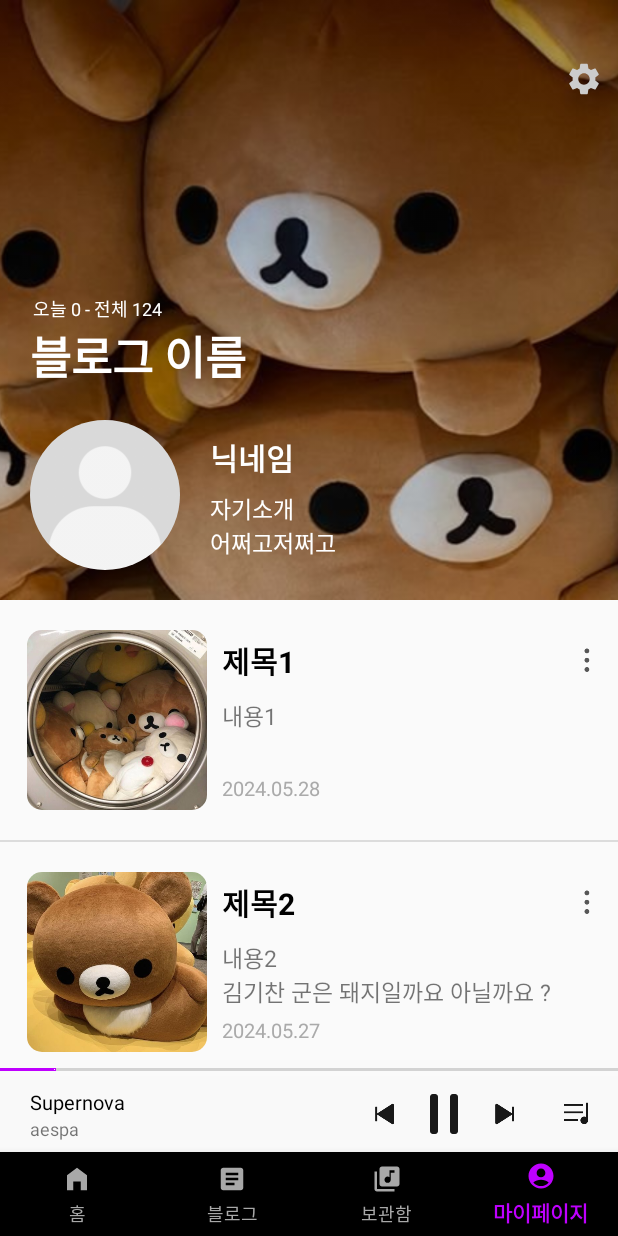
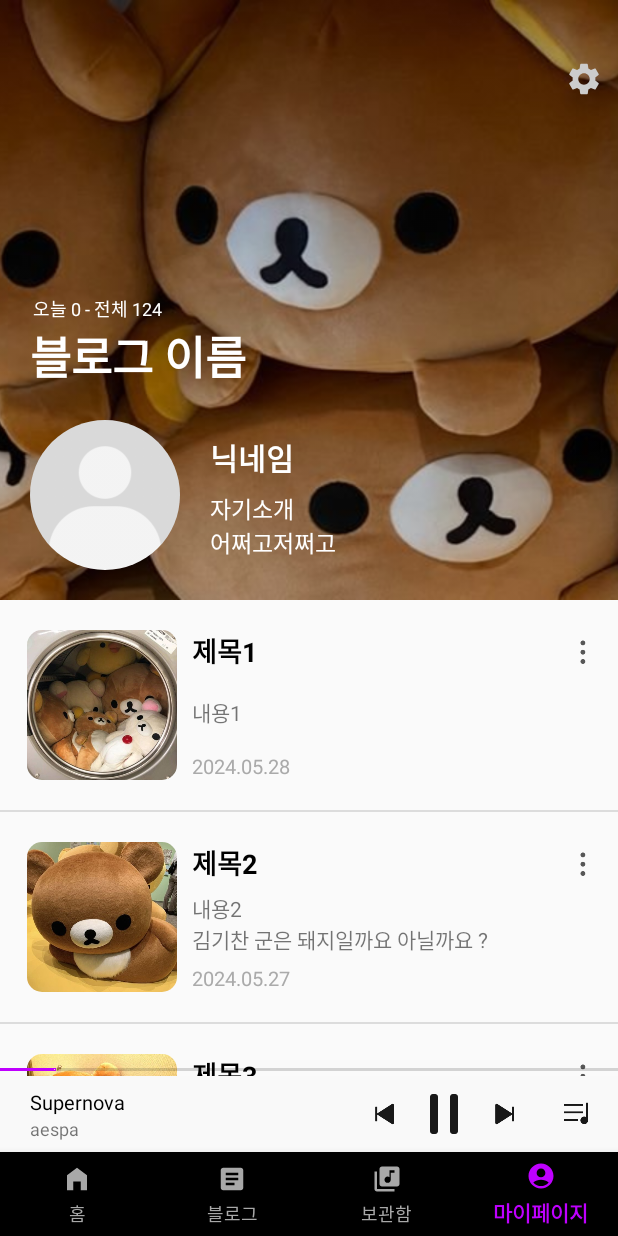
Before and after one commit to Eouls/MusicPlayer, an Android app: the screen it shows after launch (MainActivity), item 4 of the bottom bar chosen, on a phone screen of 412 x 824 dp. Run offline under Robolectric (Android 15) with nearby library versions, the light colour scheme and no system bars; our stand-ins replace CircleImageView, Room's generated code.

Commit message:
item xml 살짝수정

```diff
--- a/app/src/main/res/layout/item_mypost.xml
+++ b/app/src/main/res/layout/item_mypost.xml
@@ -5,14 +5,15 @@
     android:layout_width="match_parent"
     android:layout_height="wrap_content"
     android:paddingLeft="18dp"
+    android:paddingRight="18dp"
     android:layout_marginTop="10dp"
     android:layout_marginBottom="10dp"
     android:paddingVertical="10dp">
 
     <androidx.cardview.widget.CardView
         android:id="@+id/item_mypost_img_cv"
-        android:layout_width="120dp"
-        android:layout_height="120dp"
+        android:layout_width="100dp"
+        android:layout_height="100dp"
         app:cardCornerRadius="10dp"
         app:cardElevation="0dp"
         app:layout_constraintTop_toTopOf="parent"
@@ -33,11 +34,10 @@
         android:layout_width="wrap_content"
         android:layout_height="wrap_content"
         android:text="글 제목"
-        android:textSize="20dp"
+        android:textSize="18dp"
         android:textStyle="bold"
         android:textColor="@color/black"
         android:layout_marginLeft="10dp"
-        android:layout_marginTop="5dp"
         app:layout_constraintTop_toTopOf="@id/item_mypost_img_cv"
         app:layout_constraintStart_toEndOf="@id/item_mypost_img_cv"/>
 
@@ -46,11 +46,11 @@
         android:layout_width="wrap_content"
         android:layout_height="wrap_content"
         android:text="내용\n내용"
-        android:textSize="15dp"
+        android:textSize="14dp"
         android:maxLines="2"
         android:layout_marginLeft="10dp"
-        android:layout_marginTop="10dp"
         app:layout_constraintTop_toBottomOf="@+id/item_mypost_title_tv"
+        app:layout_constraintBottom_toTopOf="@id/item_mypost_date_tv"
         app:layout_constraintStart_toEndOf="@id/item_mypost_img_cv"/>
 
     <TextView
@@ -61,7 +61,6 @@
         android:textSize="13dp"
         android:textColor="#AAAAAA"
         android:layout_marginLeft="10dp"
-        android:layout_marginBottom="5dp"
         app:layout_constraintBottom_toBottomOf="@id/item_mypost_img_cv"
         app:layout_constraintStart_toEndOf="@id/item_mypost_img_cv"/>
 
@@ -70,8 +69,7 @@
         android:layout_width="30dp"
         android:layout_height="30dp"
         android:src="@drawable/btn_post_more"
-        android:layout_marginRight="5dp"
-        android:layout_marginTop="5dp"
+        android:paddingRight="-20dp"
         app:layout_constraintEnd_toEndOf="parent"
         app:layout_constraintTop_toTopOf="parent"/>
 
--- a/app/src/main/res/layout/item_post.xml
+++ b/app/src/main/res/layout/item_post.xml
@@ -48,6 +48,7 @@
         android:layout_height="30dp"
         android:src="@drawable/btn_post_more"
         android:layout_marginTop="5dp"
+        android:layout_marginRight="-10dp"
         app:layout_constraintEnd_toEndOf="parent"
         app:layout_constraintTop_toTopOf="@id/item_post_user_name_tv"/>
 
```
